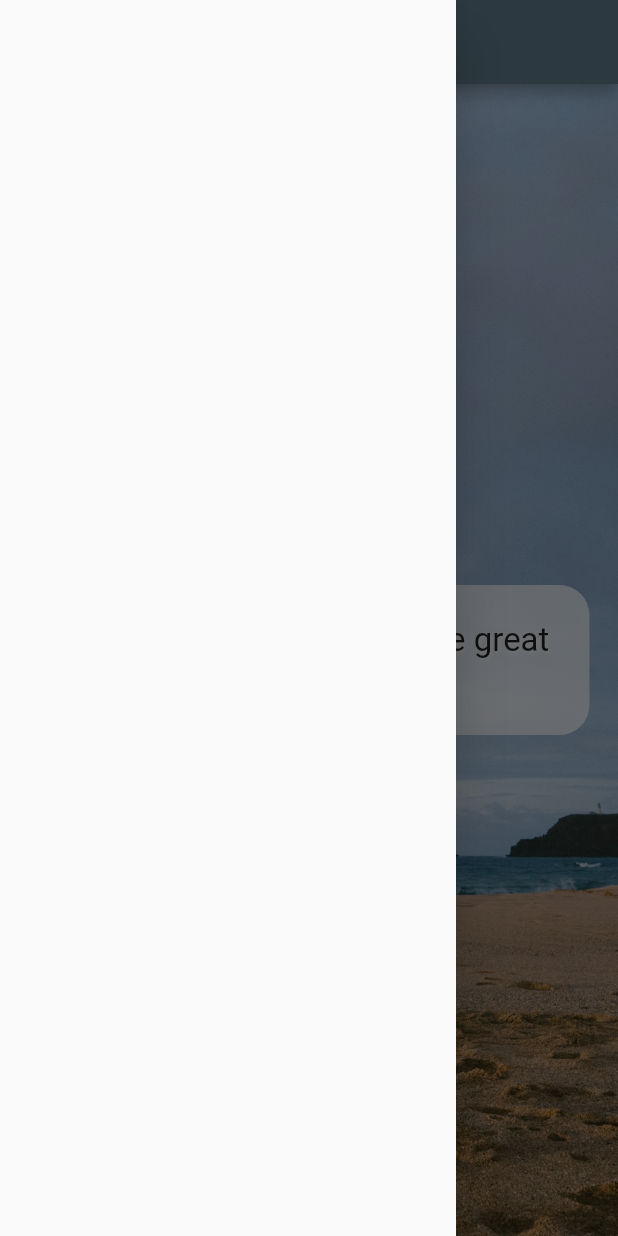
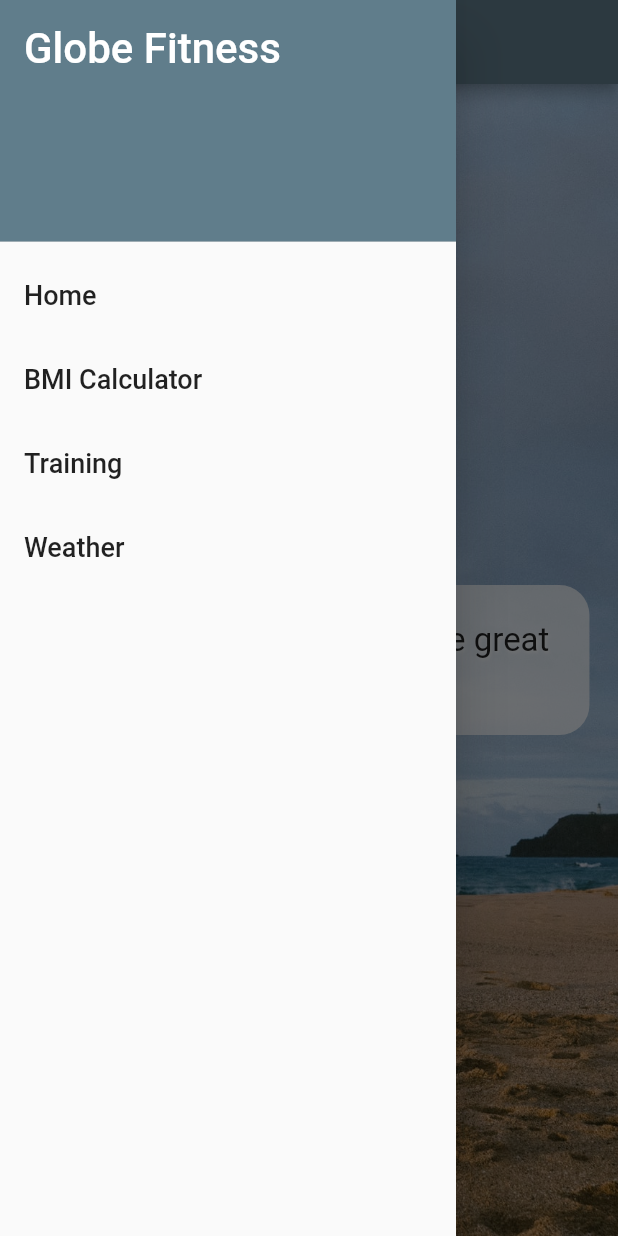
Before and after one commit to Mubeyd/flutter_getting_started, a Flutter app: the screen it shows after launch, with the side drawer open, on a phone screen of 412 x 824 dp. Run offline on Flutter 3.47's test engine with Material 2 defaults, Android fonts, the phone set to English and light mode, and no system bars.

Commit message:
adding navigation to the drawer menu

```diff
--- a/lib/shared/menu_drawer.dart
+++ b/lib/shared/menu_drawer.dart
@@ -1,7 +1,9 @@
 import 'package:flutter/material.dart';
+import 'package:get_started/screens/bmi_screen.dart';
+import 'package:get_started/screens/intro_screen.dart';
 
 class MenuDrawer extends StatelessWidget {
-  const MenuDrawer({ Key? key }) : super(key: key);
+  const MenuDrawer({Key? key}) : super(key: key);
 
   @override
   Widget build(BuildContext context) {
@@ -11,6 +13,7 @@ class MenuDrawer extends StatelessWidget {
       ),
     );
   }
+
   List<Widget> buildMenuItems(BuildContext context) {
     final List<String> menuTitles = [
       'Home',
@@ -19,8 +22,36 @@ class MenuDrawer extends StatelessWidget {
       'Weather'
     ];
 
+    List<Widget> menuItems = [];
 
-    List<Widget> menuItems = [];
+    menuItems.add(const DrawerHeader(
+        decoration: BoxDecoration(color: Colors.blueGrey),
+        child: Text(
+          'Globe Fitness',
+          style: TextStyle(color: Colors.white, fontSize: 28),
+        )));
+
+    for (var element in menuTitles) {
+      Widget screen = Container();
+      menuItems.add(ListTile(
+        title: Text(
+          element,
+          style: const TextStyle(fontSize: 18),
+        ),
+        onTap: () {
+          switch (element) {
+            case 'Home':
+              screen = const IntroScreen();
+              break;
+            case 'BMI Calculator':
+              screen = const BmiScreen();
+              break;
+          }
+          Navigator.of(context).pop();
+          Navigator.of(context).push(MaterialPageRoute(builder: (context) => screen));
+        },
+      ));
+    }
     return menuItems;
   }
 }
```
